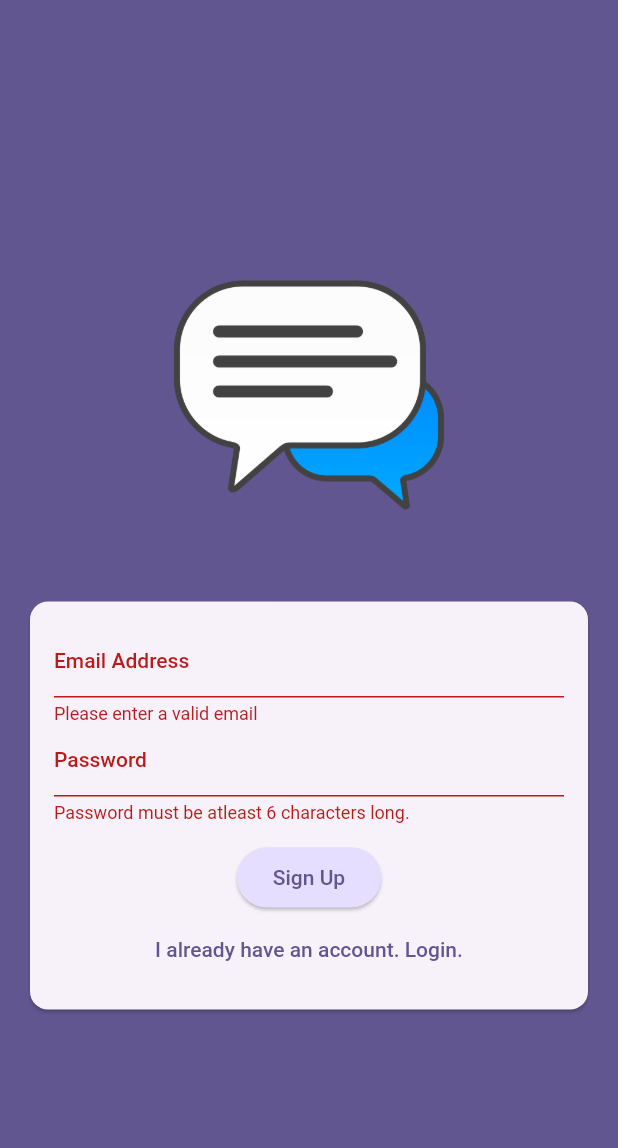
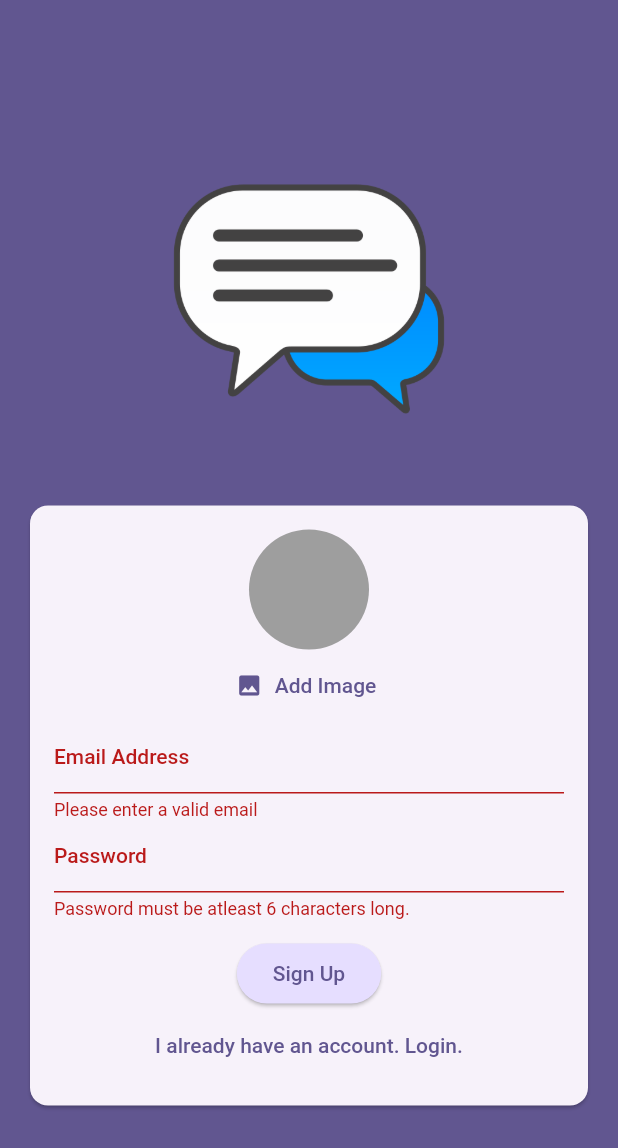
Before and after one commit to Maak47/Projects-Flutter, a Flutter app: the screen it shows after launch, after a tap on "Login", after a tap on "Create an Account", on a phone screen of 412 x 824 dp. Shown: the top 1148 px of the screen. Run offline on Flutter 3.47's test engine with Material 2 defaults, Android fonts, the phone set to English and light mode, and no system bars; our stand-ins replace firebase_auth, firebase_core, firebase_storage, image_picker; accounts and stored records are empty.

Commit message:
sign up image upload added

```diff
--- a/scribbles/lib/screens/auth.dart
+++ b/scribbles/lib/screens/auth.dart
@@ -1,5 +1,8 @@
+import 'dart:io';
 import 'package:flutter/material.dart';
+import 'package:firebase_storage/firebase_storage.dart';
 import 'package:firebase_auth/firebase_auth.dart';
+import 'package:scribbles/widgets/user_image_picker.dart';
 
 final _firebase = FirebaseAuth.instance;
 
@@ -16,15 +19,21 @@
   var _isLogin = true;
   var _enteredEmail = '';
   var _enteredPassword = '';
+  var _isAuthenticating = false;
+  File? _selectedImage;
 
   void _submit() async {
     final isValid = _form.currentState!.validate();
-    if (!isValid) {
+    if (!isValid || !_isLogin && _selectedImage == null) {
       return;
     }
+
     if (isValid) {
       _form.currentState!.save();
       try {
+        setState(() {
+          _isAuthenticating = true;
+        });
         if (_isLogin) {
           final userCredentials = await _firebase.signInWithEmailAndPassword(
               email: _enteredEmail, password: _enteredPassword);
@@ -32,6 +41,13 @@
           final userCredentials =
               await _firebase.createUserWithEmailAndPassword(
                   email: _enteredEmail, password: _enteredPassword);
+          final storageRef = FirebaseStorage.instance
+              .ref()
+              .child('user_images')
+              .child('${userCredentials.user!.uid}.jpeg');
+          await storageRef.putFile(_selectedImage!);
+          final imageUrl = await storageRef.getDownloadURL();
+          print(imageUrl);
         }
       } on FirebaseAuthException catch (error) {
         if (error.code == 'email-already-in-use') {
@@ -44,6 +60,9 @@
                 Center(child: Text(error.message ?? 'Authentication Failed!')),
           ),
         );
+        setState(() {
+          _isAuthenticating = false;
+        });
       }
     }
   }
@@ -77,6 +96,12 @@
                     child: Column(
                       mainAxisSize: MainAxisSize.min,
                       children: [
+                        if (!_isLogin)
+                          UserImagePicker(
+                            onPickImage: (pickedImage) {
+                              _selectedImage = pickedImage;
+                            },
+                          ),
                         TextFormField(
                           decoration:
                               const InputDecoration(labelText: 'Email Address'),
@@ -111,6 +136,9 @@
                         const SizedBox(
                           height: 12,
                         ),
+                        if (_isAuthenticating)
+                          const CircularProgressIndicator(),
+                        if (!_isAuthenticating)
                           ElevatedButton(
                             onPressed: _submit,
                             style: ElevatedButton.styleFrom(
--- /dev/null
+++ b/scribbles/lib/widgets/user_image_picker.dart
@@ -0,0 +1,50 @@
+import 'dart:io';
+import 'package:flutter/material.dart';
+import 'package:image_picker/image_picker.dart';
+
+class UserImagePicker extends StatefulWidget {
+  const UserImagePicker({super.key, required this.onPickImage});
+
+  final void Function(File pickedImage) onPickImage;
+
+  @override
+  State<UserImagePicker> createState() => _UserImagePickerState();
+}
+
+class _UserImagePickerState extends State<UserImagePicker> {
+  File? _pickedImageFile;
+
+  void _pickImage() async {
+    final pickedImage = await ImagePicker()
+        .pickImage(source: ImageSource.camera, imageQuality: 50, maxWidth: 150);
+    if (pickedImage == null) {
+      return;
+    }
+    setState(() {
+      _pickedImageFile = File(pickedImage.path);
+    });
+    widget.onPickImage(_pickedImageFile!);
+  }
+
+  @override
+  Widget build(BuildContext context) {
+    return Column(
+      children: [
+        CircleAvatar(
+          radius: 40,
+          backgroundColor: Colors.grey,
+          foregroundImage:
+              _pickedImageFile != null ? FileImage(_pickedImageFile!) : null,
+        ),
+        TextButton.icon(
+          onPressed: _pickImage,
+          icon: const Icon(Icons.image),
+          label: Text(
+            'Add Image',
+            style: TextStyle(color: Theme.of(context).colorScheme.primary),
+          ),
+        )
+      ],
+    );
+  }
+}
--- a/scribbles/pubspec.yaml
+++ b/scribbles/pubspec.yaml
@@ -37,6 +37,9 @@
   cupertino_icons: ^1.0.2
   firebase_core: ^2.15.0
   firebase_auth: ^4.7.2
+  firebase_storage: ^11.2.5
+  image_picker: ^1.0.2
+  cloud_firestore: ^4.8.4
 
 dev_dependencies:
   flutter_test:
```
Also changed, not shown: scribbles/lib/screens/chat.dart (+11 -0 lines), scribbles/pubspec.lock. Lines whose indentation alone changed are shown as unchanged.
